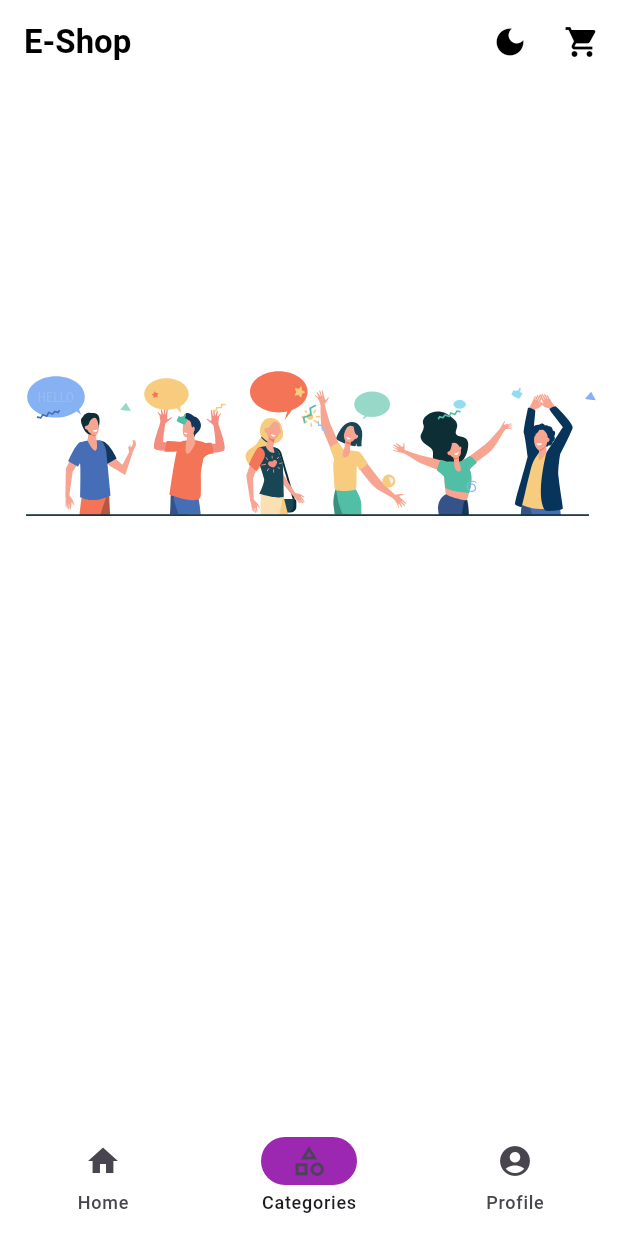
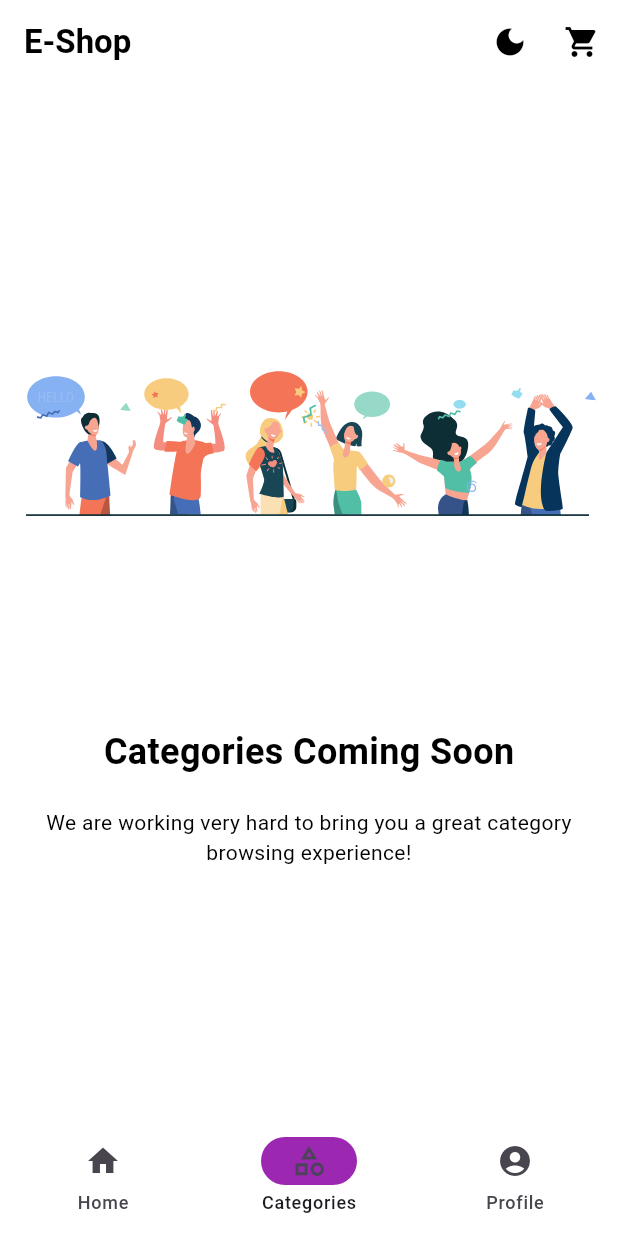
Before and after one commit to alinafghan/appdev_midterm, a Flutter app: the screen it shows after launch, item 2 of the bottom bar chosen, on a phone screen of 412 x 824 dp. Run offline on Flutter 3.47's test engine with Material 3 defaults, Android fonts, the phone set to English and light mode, and no system bars; our stand-ins replace bloc, equatable, flutter_bloc, lottie; network calls fail.

Commit message:
fix color

```diff
--- a/lib/main.dart
+++ b/lib/main.dart
@@ -164,8 +164,8 @@ class _MyHomePageState extends State<MyHomePage> {
                             fontSize: 24,
                             fontWeight: FontWeight.bold,
                             color: state is DarkModeTrue
-                                ? Colors.black
-                                : Colors.white,
+                                ? Colors.white
+                                : Colors.black,
                           ),
                         ),
                         SizedBox(
@@ -176,8 +176,8 @@ class _MyHomePageState extends State<MyHomePage> {
                           'We are working very hard to bring you a great category browsing experience!',
                           style: TextStyle(
                             color: state is DarkModeTrue
-                                ? Colors.black
-                                : Colors.white,
+                                ? Colors.white
+                                : Colors.black,
                           ),
                         )
                       ],
```
